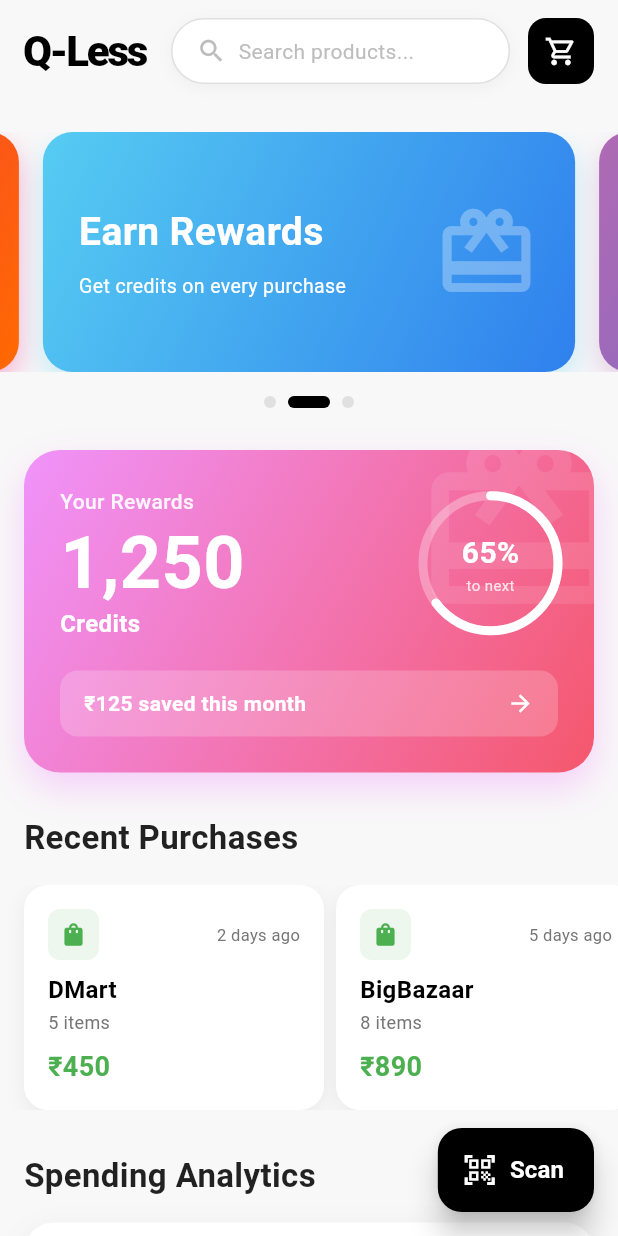
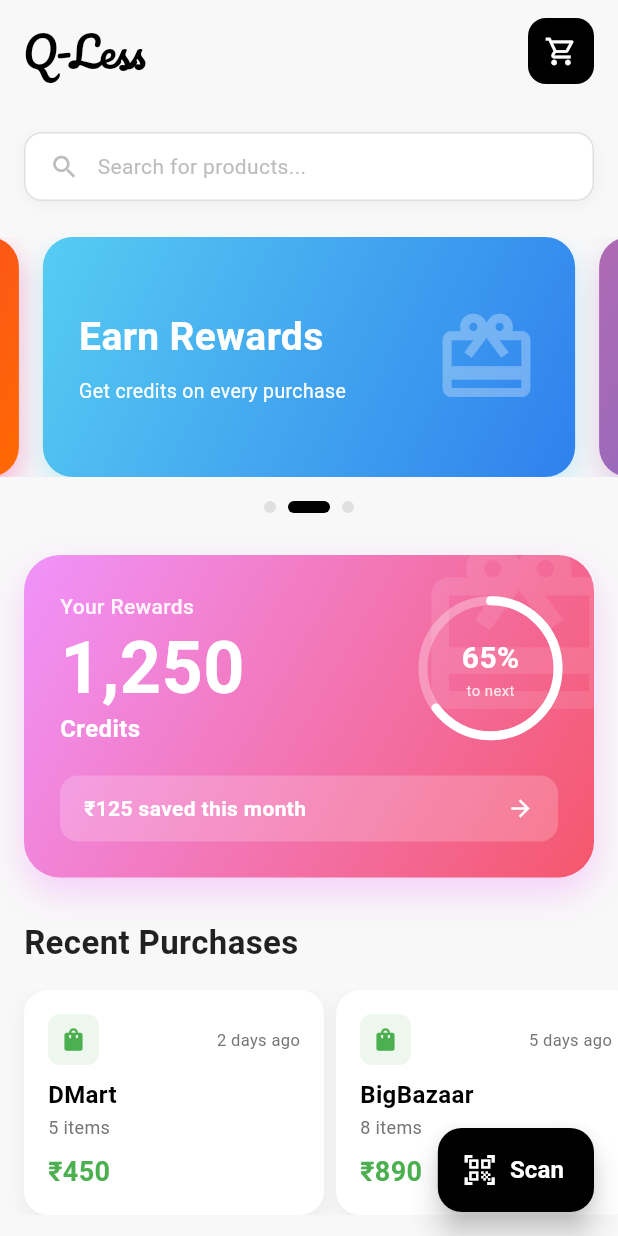
Before and after one commit to Samay-AI-Verse/Qless, a Flutter app: the screen it shows after launch, on a phone screen of 412 x 824 dp. Run offline on Flutter 3.47's test engine with Material 3 defaults, Android fonts, the phone set to English and light mode, and no system bars; our stand-ins replace google_fonts; missing offline and left inert: mobile_scanner.

Commit message:
updated the code

```diff
--- a/lib/screens/home_screen.dart
+++ b/lib/screens/home_screen.dart
@@ -6,6 +6,7 @@ import 'scan_screen.dart';
 import 'cart_screen.dart';
 import 'dart:async';
 import 'dart:math' as math;
+import 'package:google_fonts/google_fonts.dart';
 
 class HomeScreen extends StatefulWidget {
   const HomeScreen({super.key});
@@ -40,7 +41,7 @@ class _HomeScreenState extends State<HomeScreen>
     _scaleAnimation = Tween<double>(begin: 1.0, end: 0.85).animate(
       CurvedAnimation(parent: _animationController, curve: Curves.easeInOut),
     );
-    _dimAnimation = Tween<double>(begin: 0.0, end: 0.5).animate(
+    _dimAnimation = Tween<double>(begin: 0.0, end: 0.3).animate(
       CurvedAnimation(parent: _animationController, curve: Curves.easeInOut),
     );
   }
@@ -92,12 +93,13 @@ class _HomeScreenState extends State<HomeScreen>
                         _toggleDrawer();
                       }
                     },
+                    child: ClipRRect(
+                      borderRadius: _isDrawerOpen
+                          ? BorderRadius.circular(20)
+                          : BorderRadius.zero,
                       child: Container(
                         decoration: BoxDecoration(
                           color: const Color(0xFFF8F8F8),
-                        borderRadius: _isDrawerOpen
-                            ? BorderRadius.circular(20)
-                            : BorderRadius.zero,
                           boxShadow: _isDrawerOpen
                               ? [
                                   BoxShadow(
@@ -113,6 +115,7 @@ class _HomeScreenState extends State<HomeScreen>
                             _buildAppBar(),
                             Expanded(child: const HomeContent()),
                           ],
+                        ),
                       ),
                     ),
                   ),
@@ -163,62 +166,20 @@ class _HomeScreenState extends State<HomeScreen>
         child: Padding(
           padding: const EdgeInsets.symmetric(horizontal: 16, vertical: 12),
           child: Row(
+            mainAxisAlignment: MainAxisAlignment.spaceBetween,
             children: [
               // App Title with custom font
-              const Text(
+              Text(
                 'Q-Less',
-                style: TextStyle(
+                style: GoogleFonts.pacifico(
+                  // or .dancingScript(), .greatVibes()
                   color: Colors.black,
-                  fontWeight: FontWeight.w900,
                   fontSize: 28,
                   letterSpacing: -1.5,
-                  fontFamily: '',
+                  // Note: some cursive fonts only have one weight
                 ),
               ),
-              const SizedBox(width: 16),
-              // Compact Search Bar
-              Expanded(
-                child: GestureDetector(
-                  onTap: () {
-                    ScaffoldMessenger.of(context).showSnackBar(
-                      const SnackBar(
-                        content: Text('Search coming soon!'),
-                        behavior: SnackBarBehavior.floating,
-                      ),
-                    );
-                  },
-                  child: Container(
-                    height: 44,
-                    padding: const EdgeInsets.symmetric(horizontal: 16),
-                    decoration: BoxDecoration(
-                      color: Colors.white,
-                      borderRadius: BorderRadius.circular(22),
-                      border: Border.all(color: Colors.grey[300]!),
-                      boxShadow: [
-                        BoxShadow(
-                          color: Colors.black.withOpacity(0.04),
-                          blurRadius: 8,
-                          offset: const Offset(0, 2),
-                        ),
-                      ],
-                    ),
-                    child: Row(
-                      children: [
-                        Icon(Icons.search, color: Colors.grey[400], size: 20),
-                        const SizedBox(width: 8),
-                        Text(
-                          'Search products...',
-                          style: TextStyle(
-                            color: Colors.grey[400],
-                            fontSize: 14,
-                          ),
-                        ),
-                      ],
-                    ),
-                  ),
-                ),
-              ),
-              const SizedBox(width: 12),
+
               // Cart Icon with Badge
               Consumer<CartProvider>(
                 builder: (context, cart, child) => GestureDetector(
@@ -281,7 +242,14 @@ class _HomeScreenState extends State<HomeScreen>
   }
 
   Widget _buildCustomDrawer() {
-    return Container(
+    return GestureDetector(
+      onHorizontalDragEnd: (details) {
+        // Allow closing drawer by swiping left from drawer area
+        if (details.primaryVelocity! < 0 && _isDrawerOpen) {
+          _toggleDrawer();
+        }
+      },
+      child: Container(
         decoration: const BoxDecoration(
           gradient: LinearGradient(
             begin: Alignment.topLeft,
@@ -313,7 +281,11 @@ class _HomeScreenState extends State<HomeScreen>
                       ),
                     ],
                   ),
-                child: const Icon(Icons.person, size: 40, color: Colors.white),
+                  child: const Icon(
+                    Icons.person,
+                    size: 40,
+                    color: Colors.white,
+                  ),
                 ),
                 const SizedBox(width: 16),
                 const Expanded(
@@ -369,6 +341,7 @@ class _HomeScreenState extends State<HomeScreen>
               ),
             ),
           ],
+        ),
       ),
     );
   }
@@ -497,6 +470,49 @@ class _HomeContentState extends State<HomeContent> {
           crossAxisAlignment: CrossAxisAlignment.start,
           children: [
             const SizedBox(height: 20),
+            // Search Bar
+            Padding(
+              padding: const EdgeInsets.symmetric(horizontal: 16),
+              child: GestureDetector(
+                onTap: () {
+                  ScaffoldMessenger.of(context).showSnackBar(
+                    const SnackBar(
+                      content: Text('Search coming soon!'),
+                      behavior: SnackBarBehavior.floating,
+                    ),
+                  );
+                },
+                child: Container(
+                  padding: const EdgeInsets.symmetric(
+                    horizontal: 16,
+                    vertical: 12,
+                  ),
+                  decoration: BoxDecoration(
+                    color: Colors.white,
+                    borderRadius: BorderRadius.circular(12),
+                    border: Border.all(color: Colors.grey[300]!),
+                    boxShadow: [
+                      BoxShadow(
+                        color: Colors.black.withOpacity(0.04),
+                        blurRadius: 8,
+                        offset: const Offset(0, 2),
+                      ),
+                    ],
+                  ),
+                  child: Row(
+                    children: [
+                      Icon(Icons.search, color: Colors.grey[400], size: 20),
+                      const SizedBox(width: 12),
+                      Text(
+                        'Search for products...',
+                        style: TextStyle(color: Colors.grey[400], fontSize: 14),
+                      ),
+                    ],
+                  ),
+                ),
+              ),
+            ),
+            const SizedBox(height: 24),
             // Banners Slider
             SizedBox(
               height: 160,
--- a/pubspec.yaml
+++ b/pubspec.yaml
@@ -42,6 +42,7 @@ dependencies:
   # The following adds the Cupertino Icons font to your application.
   # Use with the CupertinoIcons class for iOS style icons.
   cupertino_icons: ^1.0.8
+  google_fonts: ^7.1.0
 
 dev_dependencies:
   flutter_test:
```
Also changed, not shown: pubspec.lock, 1 other file. Lines whose indentation alone changed are shown as unchanged.
